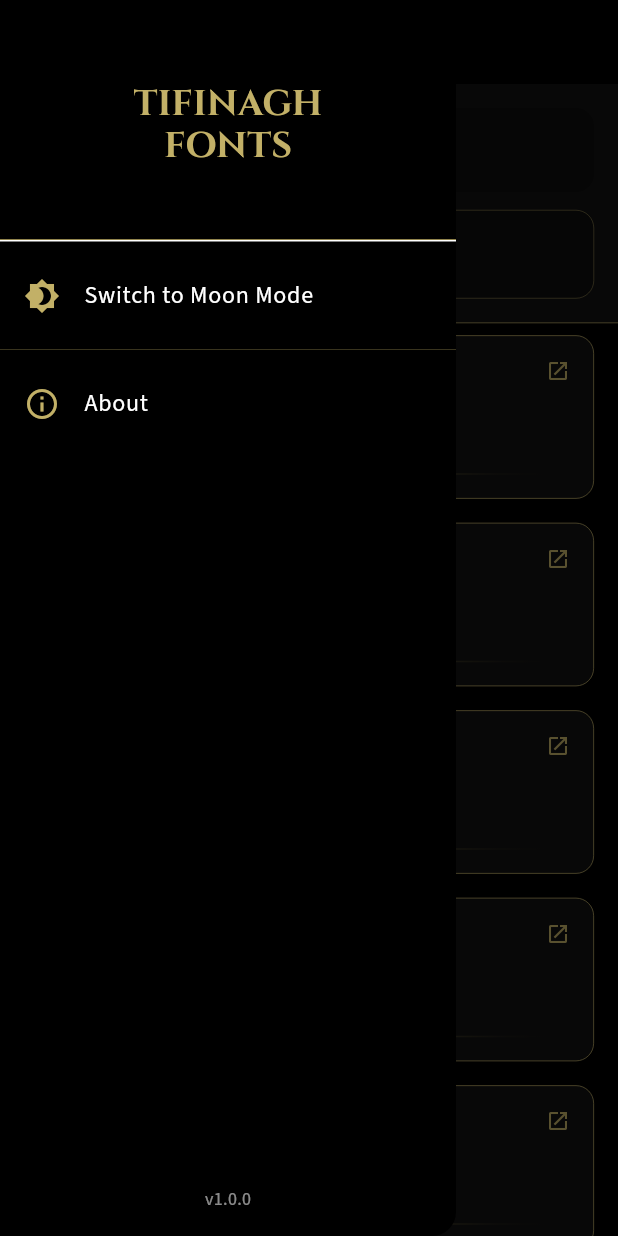
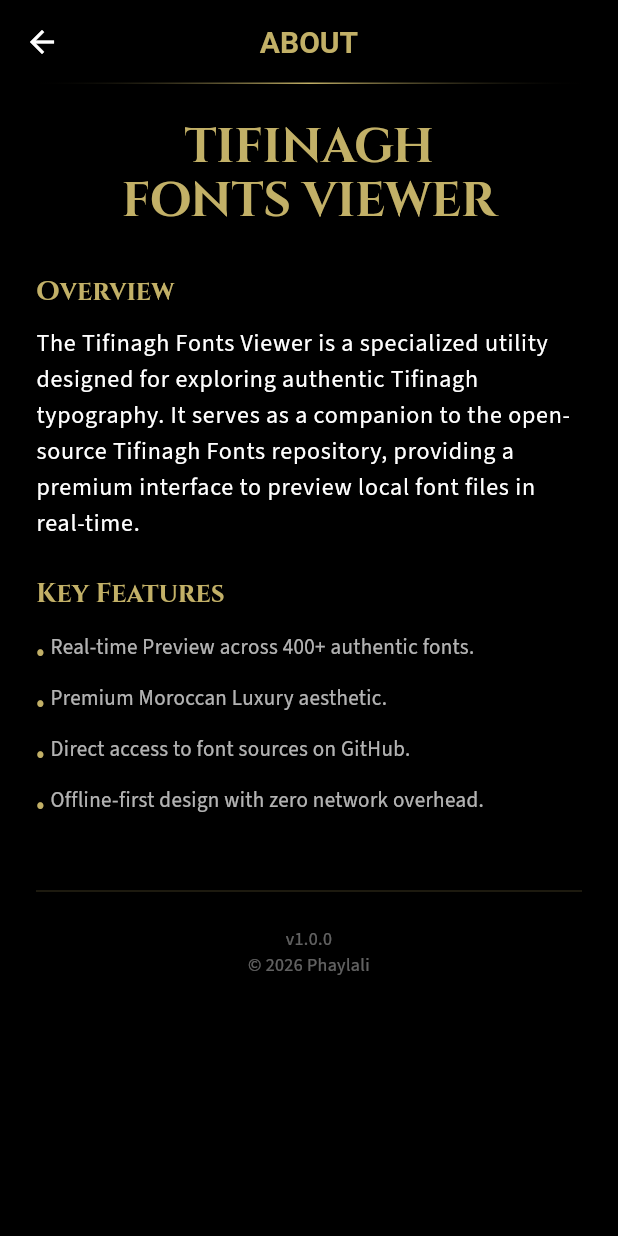
Before and after one commit to phaylali/Tifinagh-Fonts-Viewer, a Flutter app: the screen it shows after launch, in the side drawer, after a tap on "About", on a phone screen of 412 x 824 dp. Run offline on Flutter 3.47's test engine with Material 3 defaults, Android fonts, the phone set to English and light mode, and no system bars; our stand-ins replace flutter_riverpod, go_router, google_fonts, shared_preferences; project files that could hold a hidden picture were left out.

Commit message:
feat: Add About and Privacy Policy pages, and apply gold fade gradient to separators in FontCard and AppBars.

```diff
--- a/lib/core/theme.dart
+++ b/lib/core/theme.dart
@@ -11,6 +11,12 @@
   // Moon Mode (Modern Dark)
   static const Color moonBackground = Color(0xFF1E1E1E);
   static const Color moonSurface = Color(0xFF2A2A2A);
+
+  static const LinearGradient goldFadeGradient = LinearGradient(
+    colors: [Colors.transparent, gold, Colors.transparent],
+    begin: Alignment.centerLeft,
+    end: Alignment.centerRight,
+  );
 }
 
 class AppThemes {
--- /dev/null
+++ b/lib/features/about/about_page.dart
@@ -0,0 +1,102 @@
+import 'package:flutter/material.dart';
+import 'package:tifinagh_fonts_viewer/core/theme.dart';
+
+class AboutPage extends StatelessWidget {
+  const AboutPage({super.key});
+
+  @override
+  Widget build(BuildContext context) {
+    return Scaffold(
+      appBar: AppBar(
+        title: const Text('ABOUT'),
+        flexibleSpace: Container(
+          alignment: Alignment.bottomCenter,
+          child: Container(
+            height: 1,
+            width: double.infinity,
+            margin: const EdgeInsets.symmetric(horizontal: 16),
+            decoration: const BoxDecoration(
+              gradient: AppColors.goldFadeGradient,
+            ),
+          ),
+        ),
+      ),
+      body: SingleChildScrollView(
+        padding: const EdgeInsets.all(24.0),
+        child: Column(
+          crossAxisAlignment: CrossAxisAlignment.start,
+          children: [
+            Center(
+              child: Text(
+                'TIFINAGH\nFONTS VIEWER',
+                textAlign: TextAlign.center,
+                style: Theme.of(context).textTheme.displayLarge,
+              ),
+            ),
+            const SizedBox(height: 32),
+            Text(
+              'Overview',
+              style: Theme.of(
+                context,
+              ).textTheme.displayMedium?.copyWith(fontSize: 18),
+            ),
+            const SizedBox(height: 12),
+            Text(
+              'The Tifinagh Fonts Viewer is a specialized utility designed for exploring authentic Tifinagh typography. It serves as a companion to the open-source Tifinagh Fonts repository, providing a premium interface to preview local font files in real-time.',
+              style: Theme.of(context).textTheme.bodyLarge,
+            ),
+            const SizedBox(height: 24),
+            Text(
+              'Key Features',
+              style: Theme.of(
+                context,
+              ).textTheme.displayMedium?.copyWith(fontSize: 18),
+            ),
+            const SizedBox(height: 12),
+            _buildFeatureItem(
+              context,
+              'Real-time Preview across 400+ authentic fonts.',
+            ),
+            _buildFeatureItem(context, 'Premium Moroccan Luxury aesthetic.'),
+            _buildFeatureItem(
+              context,
+              'Direct access to font sources on GitHub.',
+            ),
+            _buildFeatureItem(
+              context,
+              'Offline-first design with zero network overhead.',
+            ),
+            const SizedBox(height: 32),
+            const Divider(color: AppColors.gold, thickness: 0.2),
+            const SizedBox(height: 16),
+            const Center(
+              child: Text(
+                'v1.0.0\n© 2026 Phaylali',
+                textAlign: TextAlign.center,
+                style: TextStyle(color: Colors.white38, fontSize: 12),
+              ),
+            ),
+          ],
+        ),
+      ),
+    );
+  }
+
+  Widget _buildFeatureItem(BuildContext context, String text) {
+    return Padding(
+      padding: const EdgeInsets.symmetric(vertical: 4.0),
+      child: Row(
+        crossAxisAlignment: CrossAxisAlignment.start,
+        children: [
+          const Text(
+            '• ',
+            style: TextStyle(color: AppColors.gold, fontSize: 18),
+          ),
+          Expanded(
+            child: Text(text, style: Theme.of(context).textTheme.bodyMedium),
+          ),
+        ],
+      ),
+    );
+  }
+}
--- a/lib/features/home/home_page.dart
+++ b/lib/features/home/home_page.dart
@@ -21,6 +21,17 @@
           style: Theme.of(
             context,
           ).textTheme.displayMedium?.copyWith(fontSize: 20),
+        ),
+        flexibleSpace: Container(
+          alignment: Alignment.bottomCenter,
+          child: Container(
+            height: 1,
+            width: double.infinity,
+            margin: const EdgeInsets.symmetric(horizontal: 16),
+            decoration: const BoxDecoration(
+              gradient: AppColors.goldFadeGradient,
+            ),
+          ),
         ),
       ),
       drawer: const AppDrawer(),
--- a/lib/main.dart
+++ b/lib/main.dart
@@ -4,7 +4,9 @@
 import 'package:shared_preferences/shared_preferences.dart';
 import 'package:tifinagh_fonts_viewer/core/providers.dart';
 import 'package:tifinagh_fonts_viewer/core/theme.dart';
+import 'package:tifinagh_fonts_viewer/features/about/about_page.dart';
 import 'package:tifinagh_fonts_viewer/features/home/home_page.dart';
+import 'package:tifinagh_fonts_viewer/features/privacy/privacy_page.dart';
 
 void main() async {
   WidgetsFlutterBinding.ensureInitialized();
@@ -20,7 +22,11 @@
 
 final _router = GoRouter(
   initialLocation: '/',
-  routes: [GoRoute(path: '/', builder: (context, state) => const HomePage())],
+  routes: [
+    GoRoute(path: '/', builder: (context, state) => const HomePage()),
+    GoRoute(path: '/about', builder: (context, state) => const AboutPage()),
+    GoRoute(path: '/privacy', builder: (context, state) => const PrivacyPage()),
+  ],
 );
 
 class TifinaghFontsApp extends ConsumerWidget {
--- a/lib/widgets/app_drawer.dart
+++ b/lib/widgets/app_drawer.dart
@@ -1,5 +1,6 @@
 import 'package:flutter/material.dart';
 import 'package:flutter_riverpod/flutter_riverpod.dart';
+import 'package:go_router/go_router.dart';
 import 'package:tifinagh_fonts_viewer/core/providers.dart';
 import 'package:tifinagh_fonts_viewer/core/theme.dart';
 
@@ -45,7 +46,20 @@
             leading: const Icon(Icons.info_outline, color: AppColors.gold),
             title: const Text('About', style: TextStyle(color: Colors.white)),
             onTap: () {
-              // TODO: Navigate to About page
+              context.push('/about');
+            },
+          ),
+          ListTile(
+            leading: const Icon(
+              Icons.privacy_tip_outlined,
+              color: AppColors.gold,
+            ),
+            title: const Text(
+              'Privacy Policy',
+              style: TextStyle(color: Colors.white),
+            ),
+            onTap: () {
+              context.push('/privacy');
             },
           ),
           const Spacer(),
--- a/lib/widgets/font_card.dart
+++ b/lib/widgets/font_card.dart
@@ -59,28 +59,21 @@
                 ],
               ),
               const SizedBox(height: 12),
+              Container(
+                height: 0.5,
+                width: double.infinity,
+                decoration: const BoxDecoration(
+                  gradient: AppColors.goldFadeGradient,
+                ),
+              ),
+              const SizedBox(height: 16),
               Center(
                 child: Text(
                   previewText,
                   style: TextStyle(
-                    fontFamily: font
-                        .family, // Uses the family name registered in pubspec.yaml
+                    fontFamily: font.family,
                     fontSize: 28,
                     color: Colors.white,
-                  ),
-                ),
-              ),
-              const SizedBox(height: 8),
-              Container(
-                height: 1,
-                width: double.infinity,
-                decoration: const BoxDecoration(
-                  gradient: LinearGradient(
-                    colors: [
-                      Colors.transparent,
-                      AppColors.gold,
-                      Colors.transparent,
-                    ],
                   ),
                 ),
               ),
```
Also changed, not shown: lib/features/privacy/privacy_page.dart (added, +91 -0 lines).
